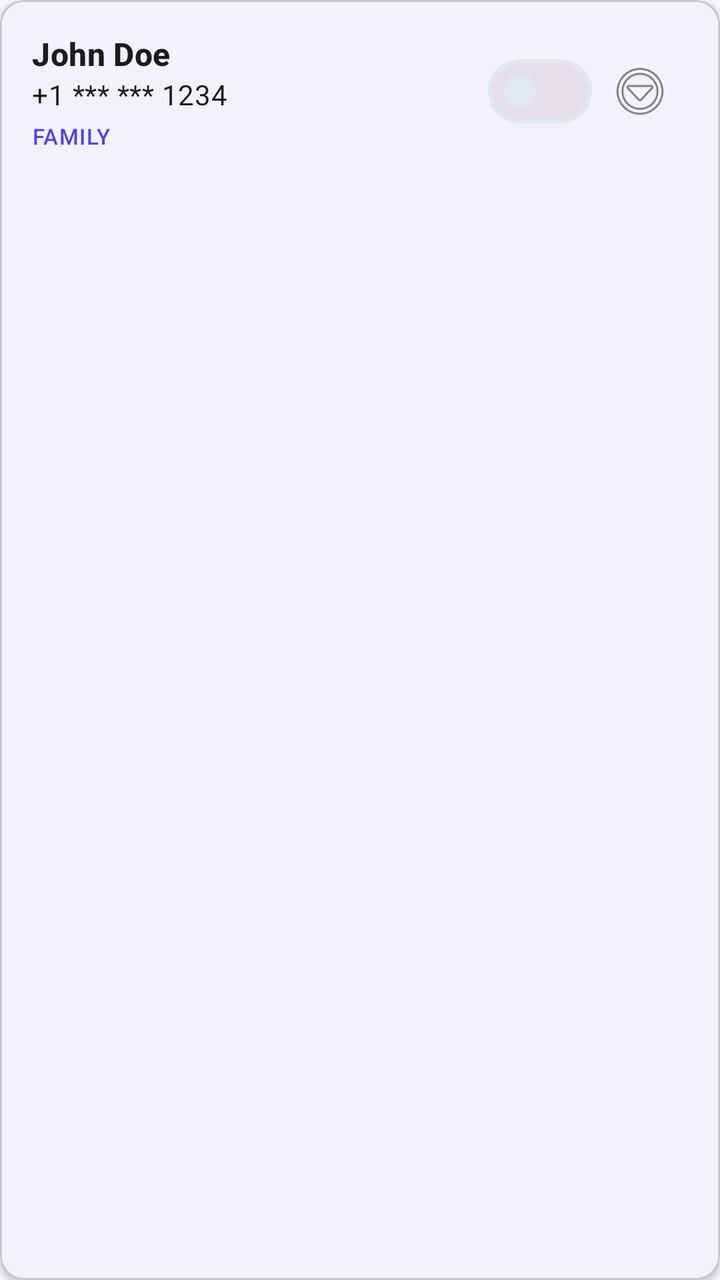
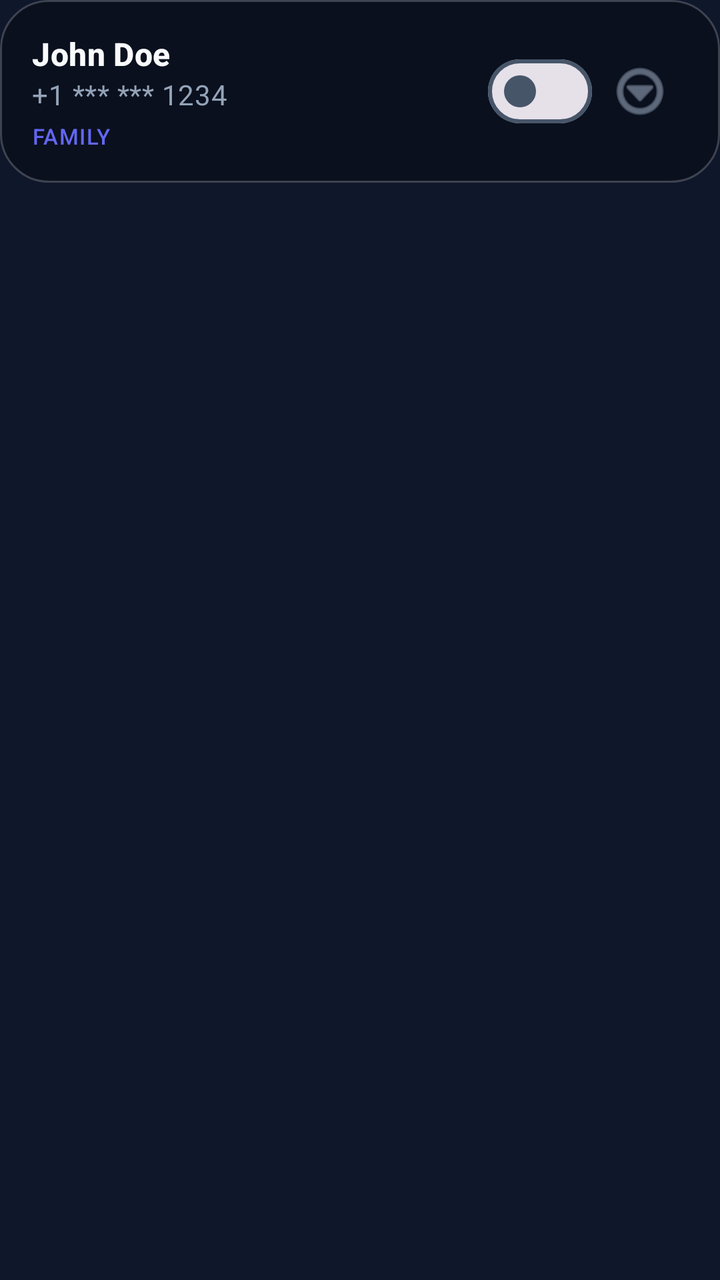

Screens rendered from an Android XML layout before and after an edit, with the pre-edit source and the edit as a unified diff.
<!-- AndroidManifest.xml: application theme Theme.CrimeDetection -->
<!-- res/layout/emergency_contact_item.xml -->
<?xml version="1.0" encoding="utf-8"?>
<com.google.android.material.card.MaterialCardView xmlns:android="http://schemas.android.com/apk/res/android"
    xmlns:app="http://schemas.android.com/apk/res-auto"
    android:layout_width="match_parent"
    android:layout_height="wrap_content"
    android:layout_marginHorizontal="16dp"
    android:layout_marginVertical="8dp"
    app:cardCornerRadius="12dp"
    app:cardElevation="2dp">

    <LinearLayout
        android:layout_width="match_parent"
        android:layout_height="wrap_content"
        android:orientation="horizontal"
        android:padding="16dp"
        android:gravity="center_vertical">

        <LinearLayout
            android:layout_width="0dp"
            android:layout_height="wrap_content"
            android:layout_weight="1"
            android:orientation="vertical">

            <TextView
                android:id="@+id/tvContactName"
                android:layout_width="wrap_content"
                android:layout_height="wrap_content"
                android:text="John Doe"
                android:textAppearance="@style/TextAppearance.Material3.TitleMedium"
                android:textStyle="bold" />

            <TextView
                android:id="@+id/tvPhoneNumber"
                android:layout_width="wrap_content"
                android:layout_height="wrap_content"
                android:text="+1 *** *** 1234"
                android:textAppearance="@style/TextAppearance.Material3.BodyMedium" />

            <TextView
                android:id="@+id/tvRelationship"
                android:layout_width="wrap_content"
                android:layout_height="wrap_content"
                android:text="FAMILY"
                android:textAppearance="@style/TextAppearance.Material3.LabelSmall"
                android:textColor="?attr/colorPrimary"
                android:layout_marginTop="4dp"/>
        </LinearLayout>

        <com.google.android.material.materialswitch.MaterialSwitch
            android:id="@+id/switchActive"
            android:layout_width="wrap_content"
            android:layout_height="wrap_content" />

        <ImageButton
            android:id="@+id/btnMenu"
            android:layout_width="48dp"
            android:layout_height="48dp"
            android:background="?attr/selectableItemBackgroundBorderless"
            android:src="@android:drawable/ic_menu_more" />

    </LinearLayout>
</com.google.android.material.card.MaterialCardView>
<!-- resources referenced by this layout -->
<resources>
  <style name="Theme.CrimeDetection" parent="Theme.Material3.DayNight.NoActionBar">
          
          <item name="colorPrimary">@color/colorPrimary</item>
          <item name="colorOnPrimary">@color/colorOnPrimary</item>
          <item name="colorPrimaryContainer">@color/colorPrimaryContainer</item>
          <item name="colorOnPrimaryContainer">@color/colorOnPrimaryContainer</item>
  
          
          <item name="colorSecondary">@color/colorSecondary</item>
          <item name="colorOnSecondary">@color/colorOnSecondary</item>
          <item name="colorSecondaryContainer">@color/colorSecondaryContainer</item>
          <item name="colorOnSecondaryContainer">@color/colorOnSecondaryContainer</item>
  
          
          <item name="colorTertiary">@color/colorTertiary</item>
          <item name="colorOnTertiary">@color/colorOnTertiary</item>
  
          
          <item name="android:statusBarColor">?attr/colorSurface</item>
          <item name="android:windowLightStatusBar">true</item>
  
          
          <item name="android:colorBackground">@color/colorBackground</item>
          <item name="colorSurface">@color/colorSurface</item>
          <item name="colorOnSurface">@color/colorOnSurface</item>
          <item name="colorSurfaceVariant">@color/colorSurfaceVariant</item>
          <item name="colorOnSurfaceVariant">@color/colorOnSurfaceVariant</item>
          <item name="colorOutline">@color/colorOutline</item>
  
          <item name="bottomNavigationStyle">@style/Widget.App.BottomNavigationView</item>
      </style>
  <color name="colorPrimary">#4F46E5</color>
  <color name="colorOnPrimary">#FFFFFF</color>
  <color name="colorPrimaryContainer">#EEF2FF</color>
  <color name="colorOnPrimaryContainer">#3730A3</color>
  <color name="colorSecondary">#0F172A</color>
  <color name="colorOnSecondary">#FFFFFF</color>
  <color name="colorSecondaryContainer">#F1F5F9</color>
  <color name="colorOnSecondaryContainer">#1E293B</color>
  <color name="colorTertiary">#0EA5E9</color>
  <color name="colorOnTertiary">#FFFFFF</color>
  <color name="colorBackground">#F8FAFC</color>
  <color name="colorSurface">#FFFFFF</color>
  <color name="colorOnSurface">#0F172A</color>
  <color name="colorSurfaceVariant">#F1F5F9</color>
  <color name="colorOnSurfaceVariant">#475569</color>
  <color name="colorOutline">#E2E8F0</color>
  <style name="Widget.App.BottomNavigationView" parent="Widget.Material3.BottomNavigationView">
          <item name="labelVisibilityMode">labeled</item>
          <item name="itemIconTint">@color/bottom_nav_colors</item>
          <item name="itemTextColor">@color/bottom_nav_colors</item>
          <item name="itemRippleColor">@color/colorSecondaryContainer</item>
          <item name="backgroundTint">?attr/colorSurface</item>
      </style>
</resources>

<!-- the commit's change to res/layout/emergency_contact_item.xml (unified diff, before → after) -->
@@ -5,12 +5,15 @@
     android:layout_height="wrap_content"
     android:layout_marginHorizontal="16dp"
     android:layout_marginVertical="8dp"
-    app:cardCornerRadius="12dp"
-    app:cardElevation="2dp">
+    app:cardBackgroundColor="@android:color/transparent"
+    app:cardCornerRadius="24dp"
+    app:cardElevation="0dp"
+    app:strokeWidth="0dp">
 
     <LinearLayout
         android:layout_width="match_parent"
         android:layout_height="wrap_content"
+        android:background="@drawable/glass_card_bg"
         android:orientation="horizontal"
         android:padding="16dp"
         android:gravity="center_vertical">
@@ -26,6 +29,7 @@
                 android:layout_width="wrap_content"
                 android:layout_height="wrap_content"
                 android:text="John Doe"
+                android:textColor="@color/text_primary"
                 android:textAppearance="@style/TextAppearance.Material3.TitleMedium"
                 android:textStyle="bold" />
 
@@ -34,6 +38,7 @@
                 android:layout_width="wrap_content"
                 android:layout_height="wrap_content"
                 android:text="+1 *** *** 1234"
+                android:textColor="@color/text_secondary"
                 android:textAppearance="@style/TextAppearance.Material3.BodyMedium" />
 
             <TextView
@@ -42,7 +47,7 @@
                 android:layout_height="wrap_content"
                 android:text="FAMILY"
                 android:textAppearance="@style/TextAppearance.Material3.LabelSmall"
-                android:textColor="?attr/colorPrimary"
+                android:textColor="@color/colorPrimary"
                 android:layout_marginTop="4dp"/>
         </LinearLayout>
 
@@ -56,7 +61,8 @@
             android:layout_width="48dp"
             android:layout_height="48dp"
             android:background="?attr/selectableItemBackgroundBorderless"
-            android:src="@android:drawable/ic_menu_more" />
+            android:src="@android:drawable/ic_menu_more"
+            app:tint="@color/text_secondary" />
 
     </LinearLayout>
 </com.google.android.material.card.MaterialCardView>
<!-- resource entries referenced after the edit -->
@@ -18,8 +18,8 @@
           <item name="colorOnTertiary">@color/colorOnTertiary</item>
   
           
-          <item name="android:statusBarColor">?attr/colorSurface</item>
-          <item name="android:windowLightStatusBar">true</item>
+          <item name="android:statusBarColor">@color/bg_dark</item>
+          <item name="android:windowLightStatusBar">false</item>
   
           
           <item name="android:colorBackground">@color/colorBackground</item>
@@ -31,26 +31,38 @@
   
           <item name="bottomNavigationStyle">@style/Widget.App.BottomNavigationView</item>
       </style>
-  <color name="colorPrimary">#4F46E5</color>
+  <color name="colorPrimary">#6366F1</color>
+  <color name="text_primary">#F8FAFC</color>
+  <color name="text_secondary">#94A3B8</color>
+  <!-- drawable glass_card_bg (drawable) -->
+  <?xml version="1.0" encoding="utf-8"?>
+  <shape xmlns:android="http://schemas.android.com/apk/res/android">
+      <solid android:color="#4D000000" />
+      <corners android:radius="24dp" />
+      <stroke
+          android:width="1dp"
+          android:color="#33FFFFFF" />
+  </shape>
   <color name="colorOnPrimary">#FFFFFF</color>
-  <color name="colorPrimaryContainer">#EEF2FF</color>
-  <color name="colorOnPrimaryContainer">#3730A3</color>
-  <color name="colorSecondary">#0F172A</color>
+  <color name="colorPrimaryContainer">#2D2E5F</color>
+  <color name="colorOnPrimaryContainer">#E0E7FF</color>
+  <color name="colorSecondary">#F43F5E</color>
   <color name="colorOnSecondary">#FFFFFF</color>
-  <color name="colorSecondaryContainer">#F1F5F9</color>
-  <color name="colorOnSecondaryContainer">#1E293B</color>
-  <color name="colorTertiary">#0EA5E9</color>
+  <color name="colorSecondaryContainer">#541C2B</color>
+  <color name="colorOnSecondaryContainer">#FFE4E6</color>
+  <color name="colorTertiary">#10B981</color>
   <color name="colorOnTertiary">#FFFFFF</color>
-  <color name="colorBackground">#F8FAFC</color>
-  <color name="colorSurface">#FFFFFF</color>
-  <color name="colorOnSurface">#0F172A</color>
-  <color name="colorSurfaceVariant">#F1F5F9</color>
-  <color name="colorOnSurfaceVariant">#475569</color>
-  <color name="colorOutline">#E2E8F0</color>
+  <color name="bg_dark">#0F172A</color>
+  <color name="colorBackground">#0F172A</color>
+  <color name="colorSurface">#1E293B</color>
+  <color name="colorOnSurface">#F8FAFC</color>
+  <color name="colorSurfaceVariant">#334155</color>
+  <color name="colorOnSurfaceVariant">#94A3B8</color>
+  <color name="colorOutline">#475569</color>
   <style name="Widget.App.BottomNavigationView" parent="Widget.Material3.BottomNavigationView">
-          <item name="labelVisibilityMode">labeled</item>
-          <item name="itemIconTint">@color/bottom_nav_colors</item>
-          <item name="itemTextColor">@color/bottom_nav_colors</item>
+          <item name="labelVisibilityMode">unlabeled</item>
+          <item name="itemIconTint">@color/text_primary</item>
+          <item name="itemTextColor">@color/text_primary</item>
           <item name="itemRippleColor">@color/colorSecondaryContainer</item>
           <item name="backgroundTint">?attr/colorSurface</item>
       </style>
